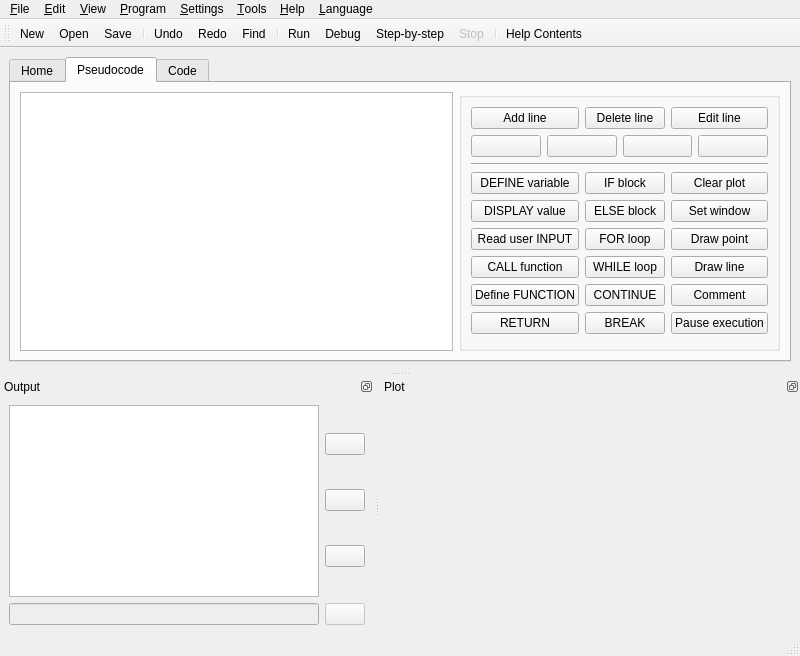
Before: the Qt Designer form src/forms/ui_mainwindow.ui in TuringApp/Turing, drawn with Qt 5.
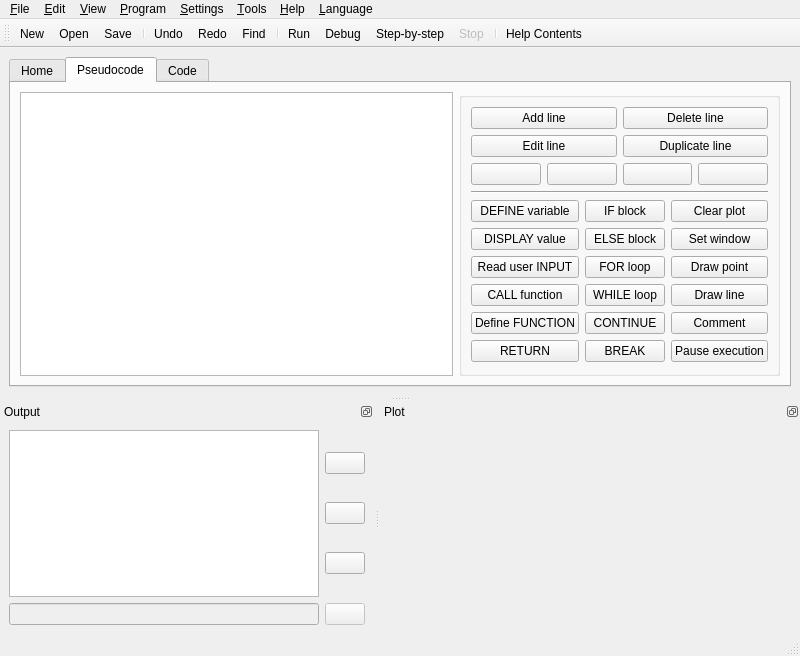
After: the same form once the commit is applied. Icons and pictures are not drawn.

Commit message: add dupl button

Diff of the .ui file:
```diff
--- a/src/forms/ui_mainwindow.ui
+++ b/src/forms/ui_mainwindow.ui
@@ -74,131 +74,146 @@
            <string/>
           </property>
           <layout class="QGridLayout" name="gridLayout">
-           <item row="0" column="0">
-            <widget class="QPushButton" name="btnAlgo_Add">
+           <item row="1" column="0" colspan="3">
+            <layout class="QGridLayout" name="gridLayout_2">
+             <item row="0" column="0">
+              <widget class="QPushButton" name="btnAlgo_Add">
+               <property name="text">
+                <string>Add line</string>
+               </property>
+               <property name="icon">
+                <iconset resource="../turing.qrc">
+                 <normaloff>:/action/media/add.png</normaloff>:/action/media/add.png</iconset>
+               </property>
+              </widget>
+             </item>
+             <item row="0" column="1">
+              <widget class="QPushButton" name="btnAlgo_Delete">
+               <property name="text">
+                <string>Delete line</string>
+               </property>
+               <property name="icon">
+                <iconset resource="../turing.qrc">
+                 <normaloff>:/action/media/delete.png</normaloff>:/action/media/delete.png</iconset>
+               </property>
+              </widget>
+             </item>
+             <item row="1" column="0">
+              <widget class="QPushButton" name="btnAlgo_Edit">
+               <property name="text">
+                <string>Edit line</string>
+               </property>
+               <property name="icon">
+                <iconset resource="../turing.qrc">
+                 <normaloff>:/action/media/edit_line.png</normaloff>:/action/media/edit_line.png</iconset>
+               </property>
+              </widget>
+             </item>
+             <item row="1" column="1">
+              <widget class="QPushButton" name="btnAlgo_Dupl">
+               <property name="text">
+                <string>Duplicate line</string>
+               </property>
+               <property name="icon">
+                <iconset resource="../turing.qrc">
+                 <normaloff>:/action/media/copy.png</normaloff>:/action/media/copy.png</iconset>
+               </property>
+              </widget>
+             </item>
+            </layout>
+           </item>
+           <item row="9" column="1">
+            <widget class="QPushButton" name="btnAlgo_While">
              <property name="text">
-              <string>Add line</string>
-             </property>
-             <property name="icon">
-              <iconset resource="../turing.qrc">
-               <normaloff>:/action/media/add.png</normaloff>:/action/media/add.png</iconset>
+              <string>WHILE loop</string>
              </property>
             </widget>
            </item>
-           <item row="10" column="1">
+           <item row="11" column="1">
             <widget class="QPushButton" name="btnAlgo_Break">
              <property name="text">
               <string>BREAK</string>
              </property>
             </widget>
            </item>
-           <item row="9" column="1">
+           <item row="10" column="1">
             <widget class="QPushButton" name="btnAlgo_Continue">
              <property name="text">
               <string>CONTINUE</string>
              </property>
             </widget>
            </item>
-           <item row="0" column="1">
-            <widget class="QPushButton" name="btnAlgo_Delete">
-             <property name="text">
-              <string>Delete line</string>
-             </property>
-             <property name="icon">
-              <iconset resource="../turing.qrc">
-               <normaloff>:/action/media/delete.png</normaloff>:/action/media/delete.png</iconset>
-             </property>
-            </widget>
-           </item>
-           <item row="8" column="1">
-            <widget class="QPushButton" name="btnAlgo_While">
-             <property name="text">
-              <string>WHILE loop</string>
-             </property>
-            </widget>
-           </item>
-           <item row="5" column="1">
+           <item row="6" column="1">
             <widget class="QPushButton" name="btnAlgo_If">
              <property name="text">
               <string>IF block</string>
              </property>
             </widget>
            </item>
-           <item row="6" column="1">
-            <widget class="QPushButton" name="btnAlgo_Else">
-             <property name="text">
-              <string>ELSE block</string>
-             </property>
-            </widget>
-           </item>
-           <item row="9" column="0">
-            <widget class="QPushButton" name="btnAlgo_Func">
-             <property name="text">
-              <string>Define FUNCTION</string>
-             </property>
-            </widget>
-           </item>
-           <item row="7" column="1">
+           <item row="8" column="1">
             <widget class="QPushButton" name="btnAlgo_For">
              <property name="text">
               <string>FOR loop</string>
              </property>
             </widget>
            </item>
-           <item row="10" column="0">
+           <item row="11" column="0">
             <widget class="QPushButton" name="btnAlgo_Return">
              <property name="text">
               <string>RETURN</string>
              </property>
             </widget>
            </item>
-           <item row="5" column="0">
-            <widget class="QPushButton" name="btnAlgo_Variable">
+           <item row="7" column="1">
+            <widget class="QPushButton" name="btnAlgo_Else">
              <property name="text">
-              <string>DEFINE variable</string>
+              <string>ELSE block</string>
              </property>
             </widget>
            </item>
-           <item row="8" column="0">
+           <item row="10" column="0">
+            <widget class="QPushButton" name="btnAlgo_Func">
+             <property name="text">
+              <string>Define FUNCTION</string>
+             </property>
+            </widget>
+           </item>
+           <item row="9" column="0">
             <widget class="QPushButton" name="btnAlgo_Call">
              <property name="text">
               <string>CALL function</string>
              </property>
             </widget>
            </item>
-           <item row="6" column="0">
-            <widget class="QPushButton" name="btnAlgo_Display">
-             <property name="text">
-              <string>DISPLAY value</string>
-             </property>
-            </widget>
-           </item>
-           <item row="7" column="0">
+           <item row="8" column="0">
             <widget class="QPushButton" name="btnAlgo_Input">
              <property name="text">
               <string>Read user INPUT</string>
              </property>
             </widget>
            </item>
-           <item row="5" column="2">
+           <item row="7" column="0">
+            <widget class="QPushButton" name="btnAlgo_Display">
+             <property name="text">
+              <string>DISPLAY value</string>
+             </property>
+            </widget>
+           </item>
+           <item row="6" column="0">
+            <widget class="QPushButton" name="btnAlgo_Variable">
+             <property name="text">
+              <string>DEFINE variable</string>
+             </property>
+            </widget>
+           </item>
+           <item row="6" column="2">
             <widget class="QPushButton" name="btnAlgo_GClear">
              <property name="text">
               <string>Clear plot</string>
              </property>
             </widget>
            </item>
-           <item row="0" column="2">
-            <widget class="QPushButton" name="btnAlgo_Edit">
-             <property name="text">
-              <string>Edit line</string>
-             </property>
-             <property name="icon">
-              <iconset resource="../turing.qrc">
-               <normaloff>:/action/media/edit_line.png</normaloff>:/action/media/edit_line.png</iconset>
-             </property>
-            </widget>
-           </item>
-           <item row="2" column="0" colspan="3">
+           <item row="3" column="0" colspan="3">
             <layout class="QHBoxLayout" name="horizontalLayout_4">
              <item>
               <widget class="QPushButton" name="btnAlgo_UpBlock">
@@ -234,7 +249,14 @@
              </item>
             </layout>
            </item>
-           <item row="4" column="0" colspan="3">
+           <item row="7" column="2">
+            <widget class="QPushButton" name="btnAlgo_GWindow">
+             <property name="text">
+              <string>Set window</string>
+             </property>
+            </widget>
+           </item>
+           <item row="5" column="0" colspan="3">
             <widget class="Line" name="line">
              <property name="lineWidth">
               <number>1</number>
@@ -244,41 +266,34 @@
              </property>
             </widget>
            </item>
-           <item row="6" column="2">
-            <widget class="QPushButton" name="btnAlgo_GWindow">
-             <property name="text">
-              <string>Set window</string>
-             </property>
-            </widget>
-           </item>
-           <item row="7" column="2">
+           <item row="8" column="2">
             <widget class="QPushButton" name="btnAlgo_GPoint">
              <property name="text">
               <string>Draw point</string>
              </property>
             </widget>
            </item>
-           <item row="8" column="2">
+           <item row="9" column="2">
             <widget class="QPushButton" name="btnAlgo_GLine">
              <property name="text">
               <string>Draw line</string>
              </property>
             </widget>
            </item>
-           <item row="9" column="2">
-            <widget class="QPushButton" name="btnAlgo_Comment">
-             <property name="text">
-              <string>Comment</string>
-             </property>
-            </widget>
-           </item>
-           <item row="10" column="2">
+           <item row="11" column="2">
             <widget class="QPushButton" name="btnAlgo_Stop">
              <property name="text">
               <string>Pause execution</string>
              </property>
             </widget>
            </item>
+           <item row="10" column="2">
+            <widget class="QPushButton" name="btnAlgo_Comment">
+             <property name="text">
+              <string>Comment</string>
+             </property>
+            </widget>
+           </item>
           </layout>
          </widget>
         </item>
```
Left out of the diff: 3 changed lines with no effect on the pictures. The commit also changes 5 other files.
